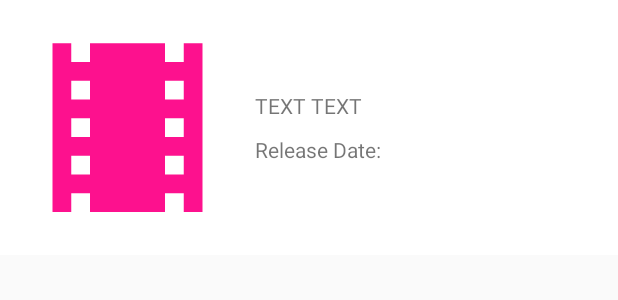
After one commit to hadeer123/Capstone, an Android app: the layout widget_list_item.xml on its own in the app's theme, with its tools: preview values and no code run, on a phone screen of 412 x 824 dp. The commit adds this screen. Shown: the top 300 px of the screen. Run offline under Robolectric (Android 15) with nearby library versions, the phone set to English and light mode, and no system bars.

Commit message:
Added widget to list the to watch list.

```diff
--- a/app/src/main/java/com/smovies/hk/searchmovies/movieSorting/MovieListFragment.java
+++ b/app/src/main/java/com/smovies/hk/searchmovies/movieSorting/MovieListFragment.java
@@ -33,7 +33,7 @@ import static com.smovies.hk.searchmovies.utils.Constants.KEY_MOVIE_ID;
 import static com.smovies.hk.searchmovies.utils.Constants.TO_WATCH_LIST;
 import static com.smovies.hk.searchmovies.utils.GridSpacingItemDecoration.dpToPx;
 
-
+//TODO Favorite and TO WATCH ARE NOT BEING UPDATED
 public class MovieListFragment extends Fragment implements MovieListContract.View, MovieItemClickListener,
         ShowEmptyView {
 
--- /dev/null
+++ b/app/src/main/res/drawable/selector_row_primarylight.xml
@@ -0,0 +1,11 @@
+<?xml version="1.0" encoding="utf-8"?>
+<selector xmlns:android="http://schemas.android.com/apk/res/android">
+    <!-- focused -->
+    <item android:drawable="@color/primary_light" android:state_focused="true"/>
+    <!-- focused and pressed-->
+    <item android:drawable="@color/primary_light" android:state_focused="true" android:state_pressed="true"/>
+    <!-- pressed -->
+    <item android:drawable="@color/primary_light" android:state_pressed="true"/>
+    <!-- default -->
+    <item android:drawable="@color/white"/>
+</selector>
--- /dev/null
+++ b/app/src/main/res/layout/widget_list_item.xml
@@ -0,0 +1,60 @@
+<?xml version="1.0" encoding="utf-8"?>
+<LinearLayout android:id="@+id/linearlayout_movie_towatch"
+              xmlns:android="http://schemas.android.com/apk/res/android"
+              android:layout_width="match_parent"
+              android:layout_height="wrap_content"
+              android:layout_marginBottom="1dp"
+              android:background="@drawable/selector_row_primarylight"
+              android:gravity="center_vertical"
+              android:orientation="horizontal"
+              android:padding="10dp">
+
+    <ImageView
+        android:id="@+id/iv_movie_thumb"
+        android:layout_width="wrap_content"
+        android:layout_height="150dp"
+        android:adjustViewBounds="true"
+        android:contentDescription="TODO"
+        android:scaleType="fitXY"
+        android:src="@drawable/ic_empty_movies"/>
+
+    <LinearLayout
+        android:layout_width="match_parent"
+        android:layout_height="match_parent"
+        android:layout_marginLeft="10dp"
+        android:layout_marginStart="10dp"
+        android:gravity="center"
+        android:orientation="vertical">
+
+        <TextView
+            android:id="@+id/movie_title_tv_w"
+            android:layout_width="match_parent"
+            android:layout_height="wrap_content"
+            android:singleLine="false"
+            android:text="TEXT TEXT"/>
+
+        <LinearLayout
+            android:layout_width="match_parent"
+            android:layout_height="wrap_content"
+            android:layout_marginTop="10dp"
+            android:orientation="horizontal">
+
+            <TextView
+                android:layout_width="wrap_content"
+                android:layout_height="match_parent"
+                android:gravity="center_vertical"
+                android:text="@string/moviedetailfragment_releasedate"/>
+
+            <TextView
+                android:id="@+id/tv_release_date"
+                android:layout_width="wrap_content"
+                android:layout_height="match_parent"
+                android:layout_marginStart="5dp"
+                android:gravity="center_vertical"
+                android:textStyle="normal"/>
+
+        </LinearLayout>
+
+    </LinearLayout>
+
+</LinearLayout>
--- a/app/src/main/res/values/dimens.xml
+++ b/app/src/main/res/values/dimens.xml
@@ -110,4 +110,10 @@
 
     <!-- Default screen margins, per the Android Design guidelines. -->
     <dimen name="g_top_margin">100dp</dimen>
+
+    <!--
+Refer to App Widget Documentation for margin information
+http://developer.android.com/guide/topics/appwidgets/index.html#CreatingLayout
+    -->
+    <dimen name="widget_margin">8dp</dimen>
 </resources>
--- a/app/src/main/res/values/strings.xml
+++ b/app/src/main/res/values/strings.xml
@@ -59,7 +59,7 @@
     <string name="saved_msg">Saved !</string>
     <string name="ad_unit_id">/6499/example/interstitial</string>
     <string name="banner_ad_unit_id">ca-app-pub-3940256099942544/6300978111</string>
-
+    <string name="moviedetailfragment_releasedate">Release Date:</string>
 
     <!-- Sign-in status messages -->
     <string name="signed_in_fmt">Signed in as: %s</string>
@@ -117,4 +117,7 @@
     <string name="key_username">Key_username</string>
     <string name="key_user_email">Key_user_email</string>
     <string name="nav_logout">Logout</string>
+    <string name="appwidget_text">EXAMPLE</string>
+    <string name="add_widget">Add widget</string>
+    <string name="empty_widget_view">No movies saved !</string>
 </resources>
```
Also changed, not shown: app/src/main/AndroidManifest.xml (+24 -5 lines), app/src/main/java/com/smovies/hk/searchmovies/MainActivity.java (+8 -5 lines), app/src/main/java/com/smovies/hk/searchmovies/SignInActivity.java (+5 -12 lines), app/src/main/java/com/smovies/hk/searchmovies/movieSorting/MoviesAdapter.java (+14 -2 lines), app/src/main/java/com/smovies/hk/searchmovies/widget/ToWatchListAppWidget.java (added, +92 -0 lines), app/src/main/java/com/smovies/hk/searchmovies/widget/WidgetUpdaterService.java (added, +164 -0 lines), app/src/main/res/drawable/selector_row_accent.xml (added, +11 -0 lines), app/src/main/res/layout/to_watch_list_app_widget.xml (added, +38 -0 lines), app/src/main/res/values-v14/dimens.xml (added, +10 -0 lines), app/src/main/res/values/colors.xml (+17 -0 lines), app/src/main/res/xml/to_watch_list_app_widget_info.xml (added, +13 -0 lines).
